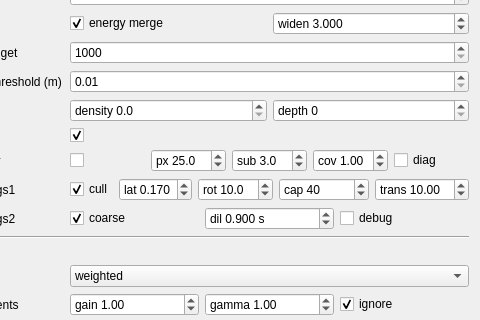
First picture: the form in gui_client/GaussianSplatSettingsWidget.ui, repository russiaman/substrata_robo, before the edit; both pictures show x 91 to 571 and y 191 to 511 of the 571 by 1252 pixel window.
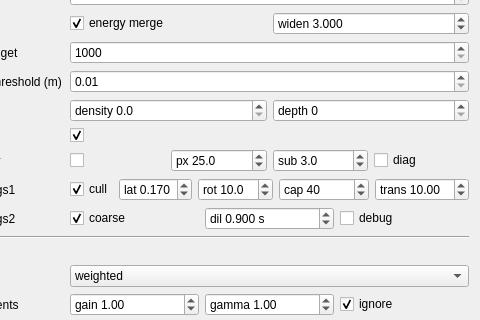
Second picture: the form after the edit.

Commit message:
Splat UI: drop the cov spinbox, keep sub
The coverage-entitlement rule it drove is gone with the coarse grid source
(glare-core). Tile subdivision stays a calibration knob: silhouette accuracy
is still bounded by tile size, and the working point is still to be found.

What changed in the file:
```diff
--- a/gui_client/GaussianSplatSettingsWidget.ui
+++ b/gui_client/GaussianSplatSettingsWidget.ui
@@ -669,31 +669,6 @@
         </property>
        </widget>
       </item>
-      <item>
-       <widget class="QDoubleSpinBox" name="satCoverageSigmasDoubleSpinBox">
-        <property name="prefix">
-         <string>cov </string>
-        </property>
-        <property name="toolTip">
-         <string>SESSION076 CALIBRATION, temporary. How far out, in the node's own sigmas, an occluder may CLAIM a tile as fully behind it - separate from how far its weighting extends (fixed at the 3-sigma draw cutoff). A tile is written only if it lies fully inside this disc, so "this tile's whole cone is blocked" is something the node established rather than an average over a cone it only partly fills. Too high and shadows grow wider than the geometry casting them (objects vanish with nothing in front of them); too low and no node can blanket a tile, so mid-field geometry stops occluding at all. To be frozen as a code constant once the working point is found, and this control removed.</string>
-        </property>
-        <property name="decimals">
-         <number>2</number>
-        </property>
-        <property name="minimum">
-         <double>0.250000000000000</double>
-        </property>
-        <property name="maximum">
-         <double>3.000000000000000</double>
-        </property>
-        <property name="singleStep">
-         <double>0.250000000000000</double>
-        </property>
-        <property name="value">
-         <double>1.000000000000000</double>
-        </property>
-       </widget>
-      </item>
       <item>
        <widget class="QCheckBox" name="satDiagCheckBox">
         <property name="text">
```
The commit also changes 2 other files.
